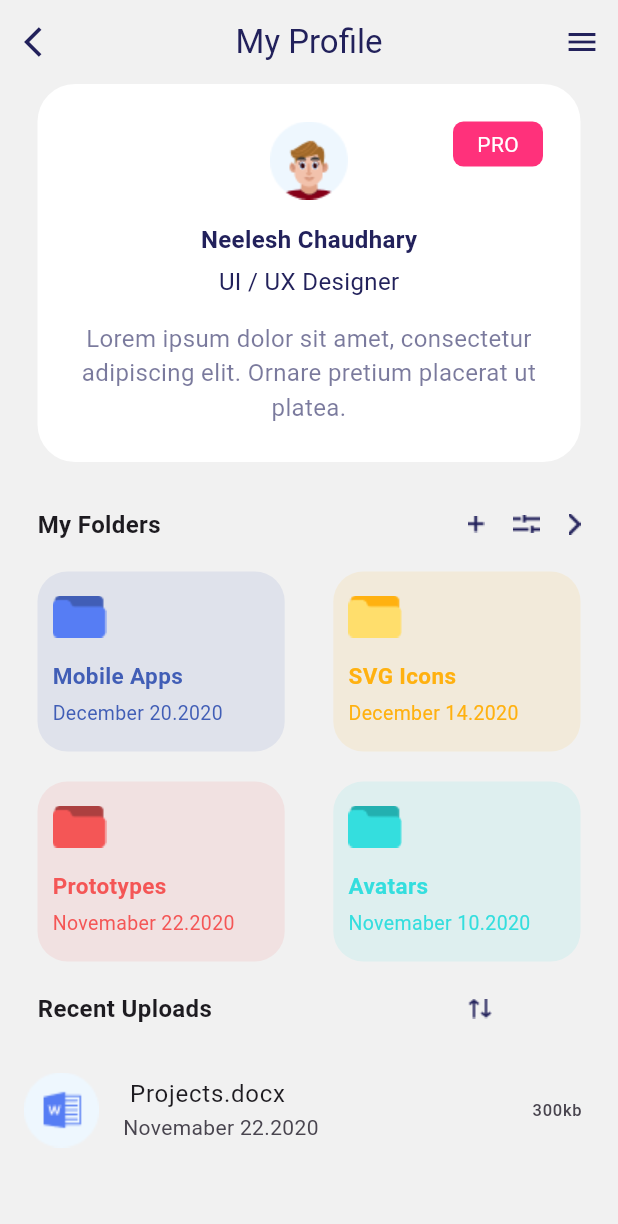
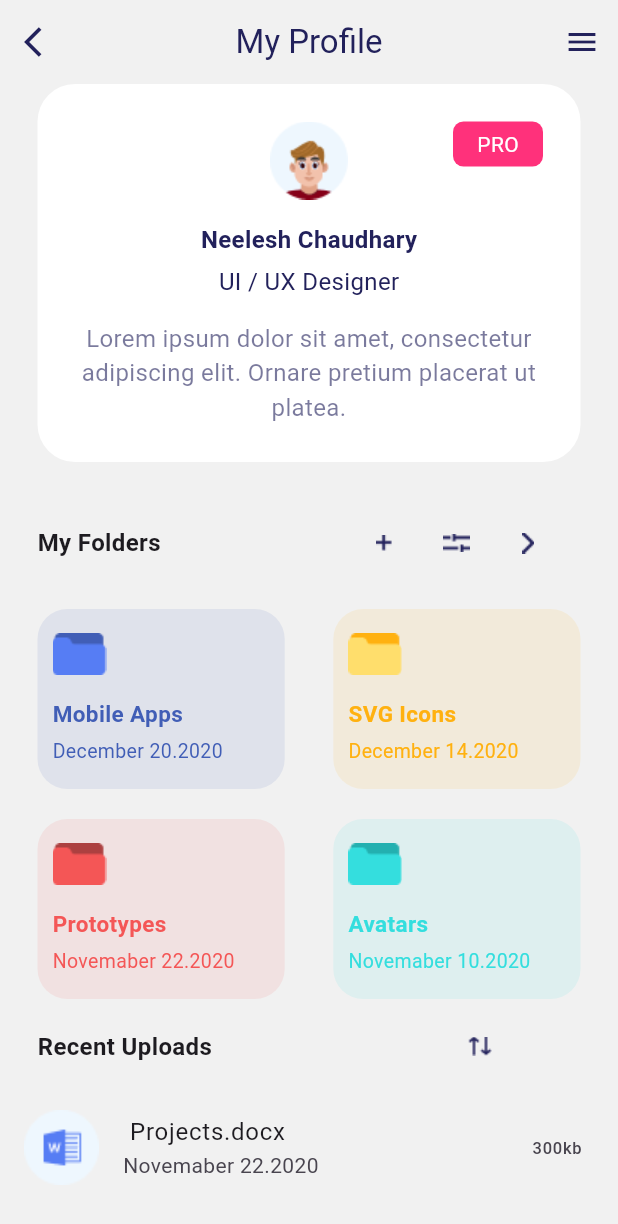
Before and after one commit to nomutse/dirbbox, a Flutter app: the ProfileView screen opened by its route, on a phone screen of 412 x 824 dp. Shown: the top 1224 px of the screen. Run offline on Flutter 3.47's test engine with Material 3 defaults, Android fonts, the phone set to English and light mode, and no system bars; our stand-ins replace get.

Commit message:
Revisi right overflow button pada Profile Page

```diff
--- a/lib/app/modules/profile/views/profile_view.dart
+++ b/lib/app/modules/profile/views/profile_view.dart
@@ -2,6 +2,7 @@ import 'package:flutter/material.dart';
 
 import 'package:get/get.dart';
 
+import '../../../routes/app_pages.dart';
 import '../controllers/profile_controller.dart';
 
 class ProfileView extends GetView<ProfileController> {
@@ -14,7 +15,9 @@ class ProfileView extends GetView<ProfileController> {
           elevation: 0,
           backgroundColor: Color(0xFFF1F1F1),
           leading: IconButton(
-            onPressed: () {},
+            onPressed: () {
+              Get.toNamed(Routes.LOGIN);
+            },
             icon: Icon(Icons.arrow_back_ios, color: Color(0xFF22215B)),
           ),
           title: const Text(
@@ -102,7 +105,8 @@ class ProfileView extends GetView<ProfileController> {
             Padding(
               padding: const EdgeInsets.symmetric(horizontal: 25),
               child: Row(
-                mainAxisAlignment: MainAxisAlignment.spaceBetween,
+                //mainAxisAlignment: MainAxisAlignment.spaceBetween,
+                //crossAxisAlignment: CrossAxisAlignment.center,
                 children: [
                   Text(
                     'My Folders',
@@ -111,14 +115,30 @@ class ProfileView extends GetView<ProfileController> {
                       fontWeight: FontWeight.bold,
                     ),
                   ),
+                  SizedBox(width: 125),
                   Container(
-                    width: 75,
+                    width: 150,
                     child: Row(
-                      mainAxisAlignment: MainAxisAlignment.spaceBetween,
+                      //mainAxisAlignment: MainAxisAlignment.end,
                       children: [
-                        Image.asset('assets/icons/tambah.png'),
-                        Image.asset('assets/icons/settings.png'),
-                        Image.asset('assets/icons/panah-kanan-2.png'),
+                        IconButton(
+                          onPressed: () {
+                            Get.toNamed(Routes.HOME);
+                          },
+                          icon: Image.asset('assets/icons/tambah.png'),
+                        ),
+                        IconButton(
+                          onPressed: () {
+                            Get.toNamed(Routes.HOME);
+                          },
+                          icon: Image.asset('assets/icons/settings.png'),
+                        ),
+                        IconButton(
+                          onPressed: () {
+                            Get.toNamed(Routes.HOME);
+                          },
+                          icon: Image.asset('assets/icons/panah-kanan-2.png'),
+                        ),
                       ],
                     ),
                   )
--- a/lib/main.dart
+++ b/lib/main.dart
@@ -9,7 +9,7 @@ void main() {
     GetMaterialApp(
       debugShowCheckedModeBanner: false,
       title: "Application",
-      initialRoute: Routes.HOME,
+      initialRoute: Routes.LOGIN,
       getPages: AppPages.routes,
     ),
   );
```
Also changed, not shown: lib/app/modules/home/views/home_view.dart (+8 -8 lines), lib/app/modules/login/views/login_view.dart (+7 -2 lines).
